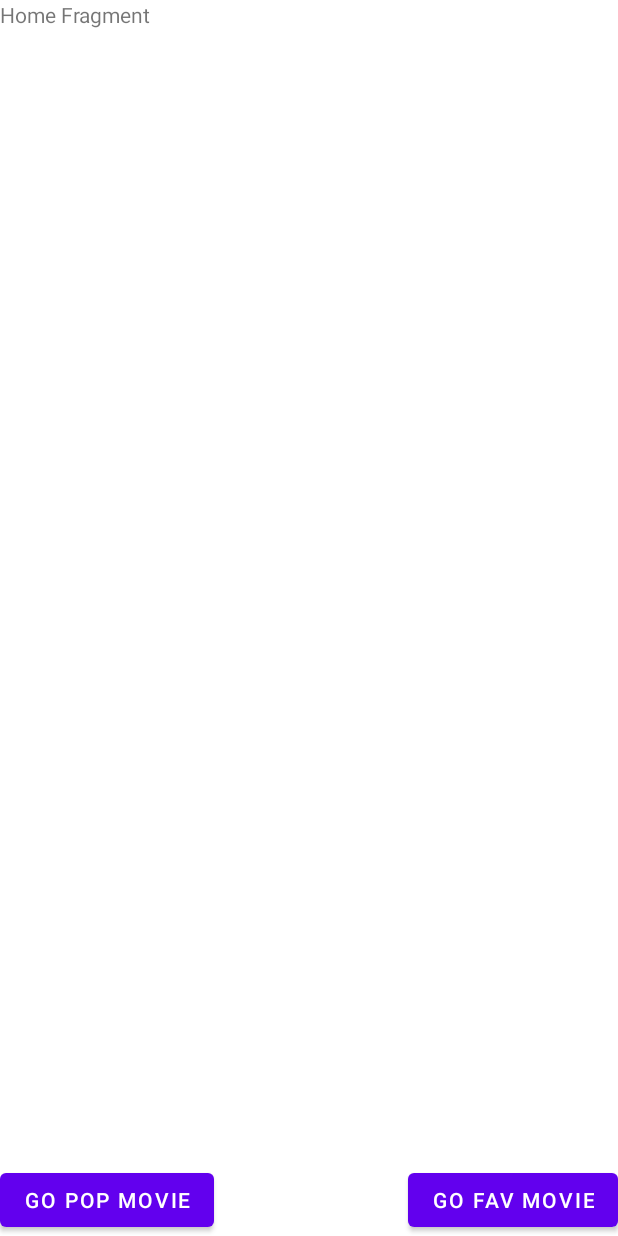
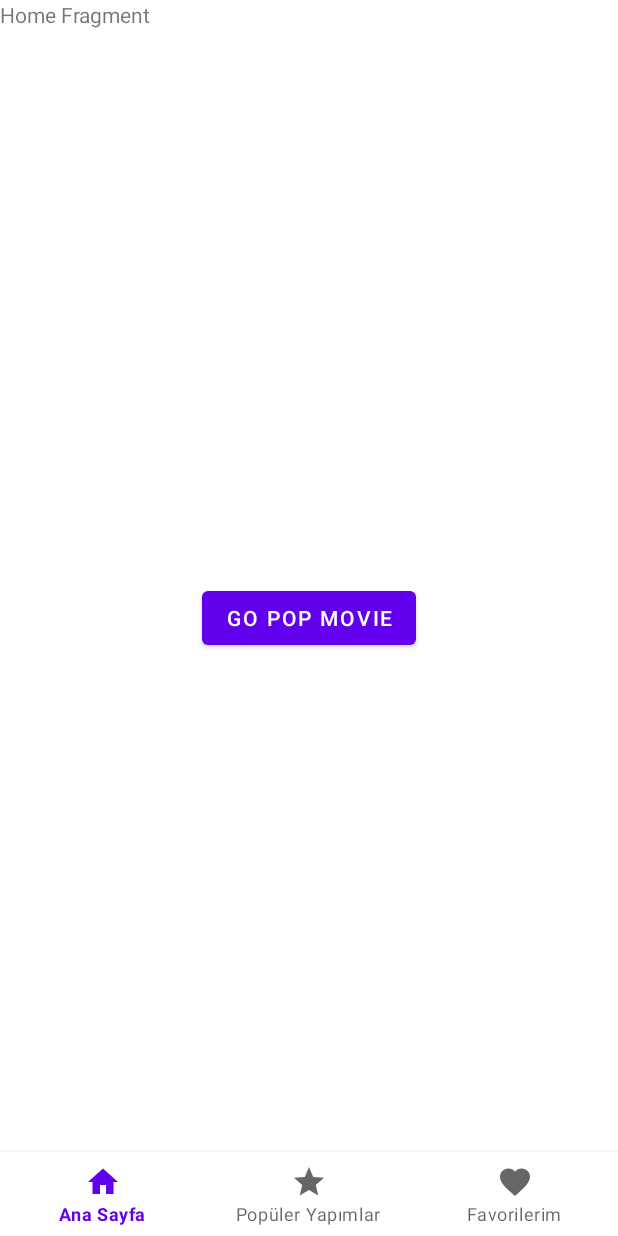
Before and after one commit to fcatadev/MovieApp, an Android app: the screen it shows after launch (MainActivity), on a phone screen of 412 x 824 dp. Run offline under Robolectric (Android 15) with nearby library versions, the light colour scheme and no system bars; our stand-ins replace navigation-ui.

Commit message:
bottom navigation bar and navigation graph

```diff
--- a/app/src/main/java/com/fcadev/movieapp/adapter/MovieAdapter.kt
+++ b/app/src/main/java/com/fcadev/movieapp/adapter/MovieAdapter.kt
@@ -3,12 +3,17 @@ package com.fcadev.movieapp.adapter
 import android.view.LayoutInflater
 import android.view.ViewGroup
 import androidx.navigation.Navigation
+import androidx.navigation.Navigation.findNavController
+import androidx.navigation.findNavController
 import androidx.recyclerview.widget.RecyclerView
 import com.bumptech.glide.Glide
 import com.bumptech.glide.request.RequestOptions
 import com.fcadev.movieapp.databinding.PopularListRowBinding
 import com.fcadev.movieapp.model.trending.Result
+import com.fcadev.movieapp.view.MainActivity
 import com.fcadev.movieapp.view.PopularMoviesFragmentDirections
+
+//import com.fcadev.movieapp.view.PopularMoviesFragmentDirections
 
 class MovieAdapter(val movieList: ArrayList<Result>, var onItemClick: ((Result) -> Unit)? = null) :
     RecyclerView.Adapter<MovieAdapter.MovieViewHolder>() {
@@ -41,11 +46,16 @@ class MovieAdapter(val movieList: ArrayList<Result>, var onItemClick: ((Result)
             holder.binding.rateText.text = movieList[position].vote_average.toString()
         }
 
+
         holder.binding.popularMovieCard.setOnClickListener {
-            val action =
-                PopularMoviesFragmentDirections.actionPopularMoviesFragmentToMovieDetailFragment()
-            Navigation.findNavController(it).navigate(action)
+            val action = PopularMoviesFragmentDirections.actionPopularMoviesFragmentToMovieDetailFragment()
+                //PopularMoviesFragmentDirections.actionPopularMoviesFragmentToMovieDetailFragment()
+            //Navigation.findNavController(it).navigate(action)
+            findNavController(it).navigate(action)
         }
+
+
+
 
     }
 
--- a/app/src/main/java/com/fcadev/movieapp/view/HomeFragment.kt
+++ b/app/src/main/java/com/fcadev/movieapp/view/HomeFragment.kt
@@ -6,6 +6,8 @@ import android.view.LayoutInflater
 import android.view.View
 import android.view.ViewGroup
 import androidx.navigation.Navigation
+import androidx.navigation.findNavController
+import androidx.navigation.fragment.findNavController
 import com.fcadev.movieapp.R
 import com.fcadev.movieapp.databinding.FragmentHomeBinding
 
@@ -13,7 +15,6 @@ class HomeFragment : Fragment() {
 
     private var _binding : FragmentHomeBinding? = null
     private val binding get() = _binding!!
-
     override fun onCreateView(
         inflater: LayoutInflater, container: ViewGroup?,
         savedInstanceState: Bundle?
@@ -23,18 +24,22 @@ class HomeFragment : Fragment() {
         return view
     }
 
+
     override fun onViewCreated(view: View, savedInstanceState: Bundle?) {
         super.onViewCreated(view, savedInstanceState)
 
+
+        /*
         binding.goHomeToPopBtn.setOnClickListener {
             val action = HomeFragmentDirections.actionHomeFragmentToPopularMoviesFragment()
-            Navigation.findNavController(it).navigate(action)
+            findNavController().navigate(action)
         }
 
         binding.goHomeToFavBtn.setOnClickListener {
             val action = HomeFragmentDirections.actionHomeFragmentToFavoriteMoviesFragment()
             Navigation.findNavController(it).navigate(action)
         }
+         */
 
     }
 
--- a/app/src/main/java/com/fcadev/movieapp/view/MainActivity.kt
+++ b/app/src/main/java/com/fcadev/movieapp/view/MainActivity.kt
@@ -2,16 +2,86 @@ package com.fcadev.movieapp.view
 
 import androidx.appcompat.app.AppCompatActivity
 import android.os.Bundle
+import androidx.core.view.isVisible
 import androidx.fragment.app.Fragment
+import androidx.navigation.NavController
+import androidx.navigation.findNavController
+import androidx.navigation.fragment.NavHostFragment
+import androidx.navigation.ui.setupWithNavController
 import com.fcadev.movieapp.R
+import com.fcadev.movieapp.databinding.ActivityMainBinding
+import com.fcadev.movieapp.viewmodel.PopularMoviesViewModel
 import com.google.android.material.bottomnavigation.BottomNavigationView
 
 class MainActivity : AppCompatActivity() {
 
+    private lateinit var binding : ActivityMainBinding
+    private lateinit var bottomNav : BottomNavigationView
 
     override fun onCreate(savedInstanceState: Bundle?) {
         super.onCreate(savedInstanceState)
-        setContentView(R.layout.activity_main)
+        binding = ActivityMainBinding.inflate(layoutInflater)
+        val view = binding.root
+        setContentView(view)
+
+        val bottomNavigationView = findViewById<BottomNavigationView>(R.id.bottomBar)
+        val navController = findNavController(R.id.fragmentContainerView)
+
+        bottomNavigationView.setupWithNavController(navController)
+
+        /*
+        val navHost =
+            supportFragmentManager.findFragmentById(R.id.fragmentContainerView) as NavHostFragment
+
+        val navController = navHost.navController
+         */
+
+        /*
+        binding.bottomBar.setupWithNavController(navController)
+        navController.addOnDestinationChangedListener { _, destination, _ ->
+
+            val isVisibleBottomBar = when (destination.id) {
+                R.id.homeFragmentBtn -> false
+                R.id.popularFragmentBtn -> false
+                R.id.favoriteFragmentBtn -> false
+                else -> true
+            }
+
+            binding.bottomBar.isVisible = isVisibleBottomBar
+        }
+         */
+
+        /*
+        bottomNav = findViewById<BottomNavigationView>(R.id.bottomBar)
+        bottomNav.setOnItemSelectedListener {
+            when (it.itemId) {
+                R.id.homeFragmentBtn -> {
+                    loadFragment(HomeFragment())
+                }
+                R.id.popularFragmentBtn -> {
+                    loadFragment(PopularMoviesFragment())
+                }
+                R.id.favoriteFragmentBtn -> {
+                    loadFragment(FavoriteMoviesFragment())
+                }
+            }
+            return@setOnItemSelectedListener true
+        }
+
+
+            /*
+            loadFragment(HomeFragment())
+
+
+             */
+         */
     }
 
+/*
+    private  fun loadFragment(fragment: Fragment){
+        val transaction = supportFragmentManager.beginTransaction()
+        transaction.replace(R.id.fragmentContainerView,fragment)
+        transaction.commit()
+    }
+ */
 }
--- a/app/src/main/java/com/fcadev/movieapp/view/PopularMoviesFragment.kt
+++ b/app/src/main/java/com/fcadev/movieapp/view/PopularMoviesFragment.kt
@@ -37,6 +37,7 @@ class PopularMoviesFragment : Fragment() {
     override fun onViewCreated(view: View, savedInstanceState: Bundle?) {
         super.onViewCreated(view, savedInstanceState)
 
+        /*
         binding.goPopToHomeBtn.setOnClickListener {
             val action = PopularMoviesFragmentDirections.actionPopularMoviesFragmentToHomeFragment()
             Navigation.findNavController(it).navigate(action)
@@ -46,6 +47,7 @@ class PopularMoviesFragment : Fragment() {
             val action = PopularMoviesFragmentDirections.actionPopularMoviesFragmentToFavoriteMoviesFragment()
             Navigation.findNavController(it).navigate(action)
         }
+         */
 
         viewModel = ViewModelProvider(this).get(PopularMoviesViewModel::class.java)
         viewModel.refreshData()
--- a/app/src/main/res/layout/activity_main.xml
+++ b/app/src/main/res/layout/activity_main.xml
@@ -1,21 +1,35 @@
 <?xml version="1.0" encoding="utf-8"?>
-<androidx.constraintlayout.widget.ConstraintLayout xmlns:android="http://schemas.android.com/apk/res/android"
+<androidx.constraintlayout.widget.ConstraintLayout
+    xmlns:android="http://schemas.android.com/apk/res/android"
     xmlns:app="http://schemas.android.com/apk/res-auto"
     xmlns:tools="http://schemas.android.com/tools"
     android:layout_width="match_parent"
     android:layout_height="match_parent"
     tools:context=".view.MainActivity">
 
+    <com.google.android.material.bottomnavigation.BottomNavigationView
+        android:id="@+id/bottomBar"
+        android:layout_width="match_parent"
+        android:layout_height="?actionBarSize"
+        app:layout_constraintBottom_toBottomOf="parent"
+        app:layout_constraintEnd_toEndOf="parent"
+        app:layout_constraintStart_toStartOf="parent"
+        app:menu="@menu/nav_menu"
+        >
 
-    <androidx.fragment.app.FragmentContainerView
+    </com.google.android.material.bottomnavigation.BottomNavigationView>
+
+    <fragment
         android:id="@+id/fragmentContainerView"
         android:name="androidx.navigation.fragment.NavHostFragment"
-        android:layout_width="0dp"
-        android:layout_height="0dp"
+        android:layout_width="match_parent"
+        android:layout_height="match_parent"
         app:defaultNavHost="true"
-        app:layout_constraintBottom_toBottomOf="parent"
+        app:layout_constraintBottom_toTopOf="@+id/bottomBar"
         app:layout_constraintEnd_toEndOf="parent"
         app:layout_constraintStart_toStartOf="parent"
         app:layout_constraintTop_toTopOf="parent"
         app:navGraph="@navigation/nav_graph" />
+
+
 </androidx.constraintlayout.widget.ConstraintLayout>
--- a/app/src/main/res/layout/fragment_home.xml
+++ b/app/src/main/res/layout/fragment_home.xml
@@ -18,15 +18,19 @@
         android:id="@+id/goHomeToPopBtn"
         android:layout_width="wrap_content"
         android:layout_height="wrap_content"
+        android:gravity="center"
         android:text="Go Pop Movie"
         app:layout_constraintBottom_toBottomOf="parent"
-        app:layout_constraintStart_toStartOf="parent" />
+        app:layout_constraintEnd_toEndOf="parent"
+        app:layout_constraintStart_toStartOf="parent"
+        app:layout_constraintTop_toTopOf="@+id/homeFragmentText" />
 
     <Button
         android:id="@+id/goHomeToFavBtn"
         android:layout_width="wrap_content"
         android:layout_height="wrap_content"
         android:text="Go Fav Movie"
+        android:visibility="gone"
         app:layout_constraintBottom_toBottomOf="parent"
         app:layout_constraintEnd_toEndOf="parent" />
 
--- a/app/src/main/res/layout/fragment_popular_movies.xml
+++ b/app/src/main/res/layout/fragment_popular_movies.xml
@@ -18,7 +18,6 @@
             android:layout_marginStart="1dp"
             android:layout_marginTop="40dp"
             android:layout_marginEnd="1dp"
-            android:layout_marginBottom="50dp"
             app:layout_constraintBottom_toBottomOf="parent"
             app:layout_constraintEnd_toEndOf="parent"
             app:layout_constraintStart_toStartOf="parent"
@@ -61,6 +60,7 @@
             android:layout_width="wrap_content"
             android:layout_height="wrap_content"
             android:text="Go Home Frag"
+            android:visibility="gone"
             app:layout_constraintBottom_toBottomOf="parent"
             app:layout_constraintStart_toStartOf="parent" />
 
@@ -69,6 +69,7 @@
             android:layout_width="wrap_content"
             android:layout_height="wrap_content"
             android:text="Go Fav Movie"
+            android:visibility="gone"
             app:layout_constraintBottom_toBottomOf="parent"
             app:layout_constraintEnd_toEndOf="parent" />
 
--- /dev/null
+++ b/app/src/main/res/menu/nav_menu.xml
@@ -0,0 +1,22 @@
+<?xml version="1.0" encoding="utf-8"?>
+<menu xmlns:android="http://schemas.android.com/apk/res/android">
+
+    <item
+        android:id="@+id/homeFragment"
+        android:icon="@drawable/ic_baseline_home_24"
+        android:title="Ana Sayfa"
+        />
+
+    <item
+        android:id="@+id/popularMoviesFragment"
+        android:icon="@drawable/ic_baseline_star_24"
+        android:title="Popüler Yapımlar"
+        />
+
+    <item
+        android:id="@+id/favoriteMoviesFragment"
+        android:icon="@drawable/ic_baseline_favorite_24"
+        android:title="Favorilerim"
+        />
+
+</menu>
--- a/app/src/main/res/navigation/nav_graph.xml
+++ b/app/src/main/res/navigation/nav_graph.xml
@@ -9,25 +9,12 @@
         android:id="@+id/homeFragment"
         android:name="com.fcadev.movieapp.view.HomeFragment"
         android:label="fragment_home"
-        tools:layout="@layout/fragment_home" >
-        <action
-            android:id="@+id/action_homeFragment_to_popularMoviesFragment"
-            app:destination="@id/popularMoviesFragment" />
-        <action
-            android:id="@+id/action_homeFragment_to_favoriteMoviesFragment"
-            app:destination="@id/favoriteMoviesFragment" />
-    </fragment>
+        tools:layout="@layout/fragment_home" />
     <fragment
         android:id="@+id/popularMoviesFragment"
         android:name="com.fcadev.movieapp.view.PopularMoviesFragment"
         android:label="fragment_popular_movies"
         tools:layout="@layout/fragment_popular_movies" >
-        <action
-            android:id="@+id/action_popularMoviesFragment_to_homeFragment"
-            app:destination="@id/homeFragment" />
-        <action
-            android:id="@+id/action_popularMoviesFragment_to_favoriteMoviesFragment"
-            app:destination="@id/favoriteMoviesFragment" />
         <action
             android:id="@+id/action_popularMoviesFragment_to_movieDetailFragment"
             app:destination="@id/movieDetailFragment" />
@@ -36,14 +23,7 @@
         android:id="@+id/favoriteMoviesFragment"
         android:name="com.fcadev.movieapp.view.FavoriteMoviesFragment"
         android:label="fragment_favorite_movies"
-        tools:layout="@layout/fragment_favorite_movies" >
-        <action
-            android:id="@+id/action_favoriteMoviesFragment_to_popularMoviesFragment"
-            app:destination="@id/popularMoviesFragment" />
-        <action
-            android:id="@+id/action_favoriteMoviesFragment_to_homeFragment"
-            app:destination="@id/homeFragment" />
-    </fragment>
+        tools:layout="@layout/fragment_favorite_movies" />
     <fragment
         android:id="@+id/movieDetailFragment"
         android:name="com.fcadev.movieapp.view.MovieDetailFragment"
```
